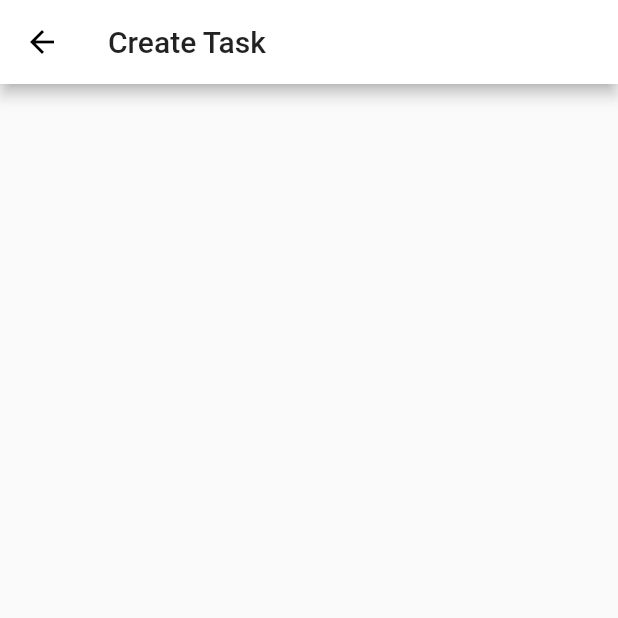
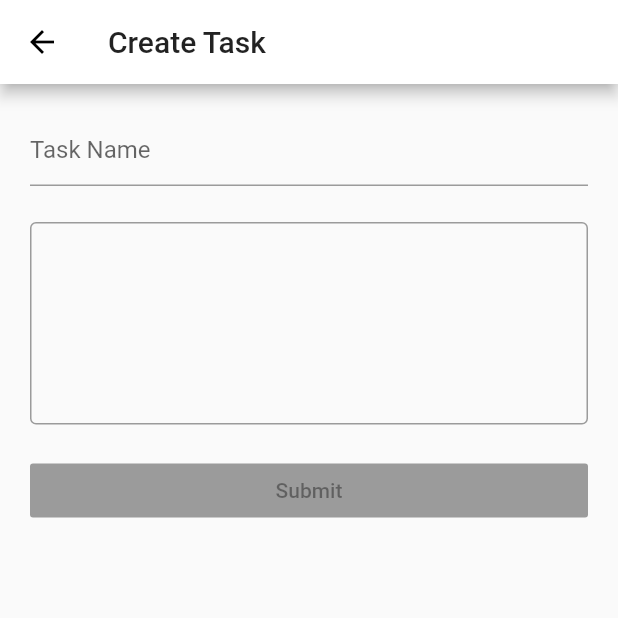
Before and after one commit to lenuswalker/my_task, a Flutter app: the CreateTask screen opened directly, on a phone screen of 412 x 824 dp, the top half of it. Run offline on Flutter 3.47's test engine with Material 2 defaults, Android fonts, the phone set to English and light mode, and no system bars.

Commit message:
Create Task Screen

```diff
--- a/lib/code/task.dart
+++ b/lib/code/task.dart
@@ -1,3 +1,9 @@
 class Task {
+  final String subject;
+  final String description;
 
+  Task({
+    this.subject,
+    this.description
+  });
 }
--- a/lib/screens/create_task.dart
+++ b/lib/screens/create_task.dart
@@ -1,15 +1,57 @@
 import 'package:flutter/material.dart';
 
-class CreateTask extends StatelessWidget {
+class CreateTask extends StatefulWidget {
+  @override
+  _CreateTaskState createState() => new _CreateTaskState();
+}
+
+class _CreateTaskState extends State<CreateTask> {
+  final GlobalKey<FormState> _formKey = new GlobalKey<FormState>();
+
   @override
   Widget build(BuildContext context) {
-    // TODO: implement build
+    final Size screenSize = MediaQuery.of(context).size;
     return new Scaffold(
       appBar: new AppBar(
         title: new Text('Create Task'),
       ),
       body: new Container(
-
+        padding: new EdgeInsets.all(20.0),
+        child: Form(
+          key: this._formKey,
+          child: new ListView(
+            children: <Widget>[
+              new TextFormField(
+                keyboardType: TextInputType.text,
+                validator: (value) {
+                  if (value.isEmpty) {
+                    return 'Please enter a Task Name';
+                  }
+                },
+                decoration: new InputDecoration(
+                  hintText: 'Task Name'
+                ),
+              ),
+              const SizedBox(height: 24.0),
+              new TextFormField(
+                decoration: const InputDecoration(
+                  border: const OutlineInputBorder(),
+                ),
+                maxLines: 5,
+              ),
+              new Container(
+                width: screenSize.width,
+                child: new RaisedButton(
+                  child: new Text('Submit'),
+                  onPressed: null
+                ),
+                margin: new EdgeInsets.only(
+                  top: 20.0
+                ),
+              )
+            ],
+          )
+        ),
       ),
     );
   }
```
